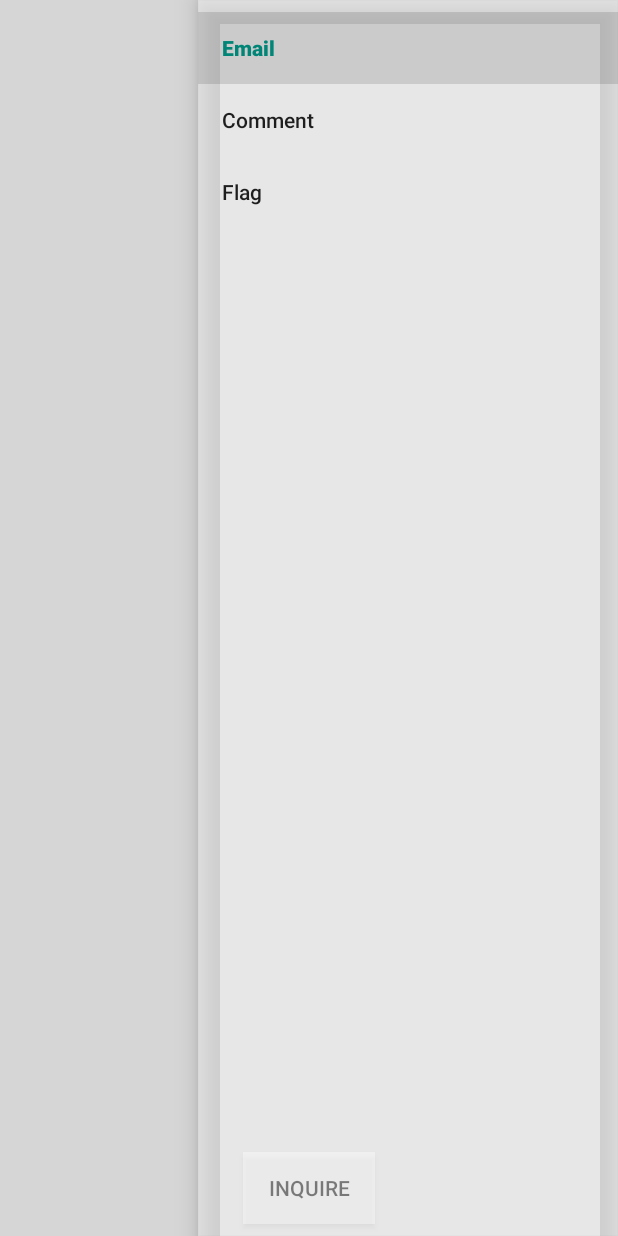
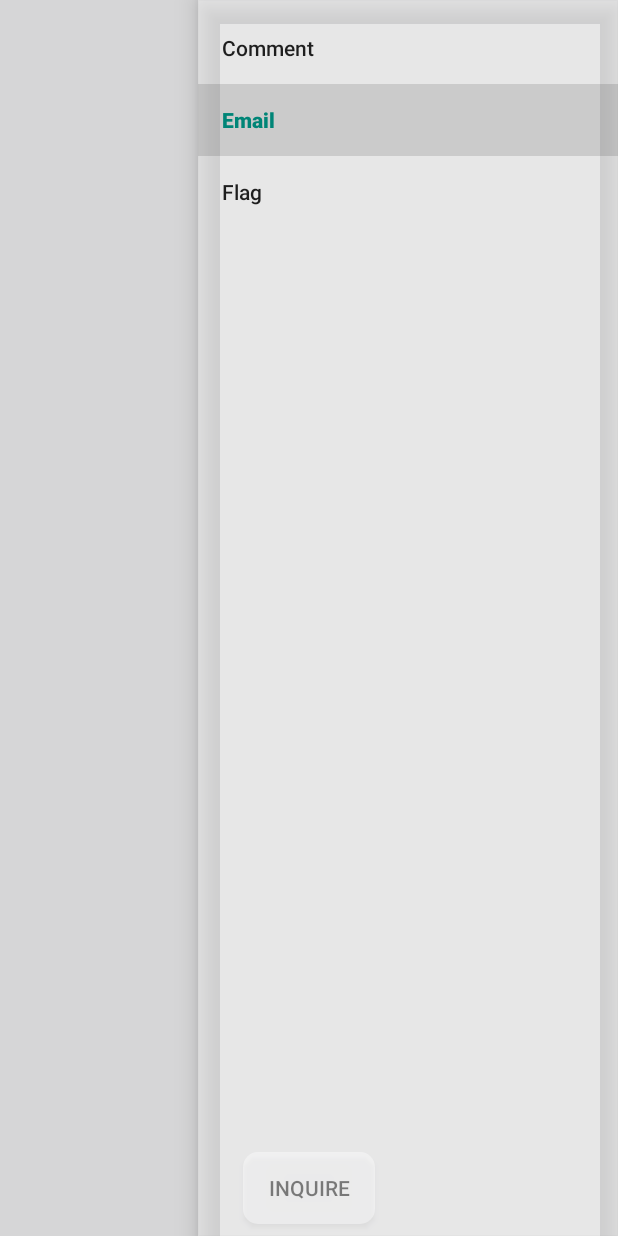
Before and after one commit to cribslist/cribslist_android, an Android app: the ItemDetail screen opened directly, with no data from a screen before it, after a tap on "Email", on a phone screen of 412 x 824 dp. Run offline under Robolectric (Android 15) with nearby library versions, the phone set to English and light mode, and no system bars; libraries missing offline, so code that uses them is left out: com.glide.slider, jp.wasabeef.blurry; plain views replace PagerIndicator, SliderLayout; pictures from the network do not load; 17 statements that could not run were skipped; 2 other taps on this screen came first.

Commit message:
add email, item deletion and user maker

```diff
--- a/app/src/main/java/com/codepath/cribslist/activities/AccountActivity.java
+++ b/app/src/main/java/com/codepath/cribslist/activities/AccountActivity.java
@@ -44,7 +44,7 @@ public class AccountActivity extends AppCompatActivity {
         GridLayoutManager layoutManager = new GridLayoutManager(this, numberOfColumns);
         mRecyclerView.setLayoutManager(layoutManager);
         items = new ArrayList<>();
-        mAdapter = new ItemAdapter(items);
+        mAdapter = new ItemAdapter(items, true);
         mRecyclerView.setAdapter(mAdapter);
 
         loadAccount();
--- a/app/src/main/java/com/codepath/cribslist/activities/Comments.java
+++ b/app/src/main/java/com/codepath/cribslist/activities/Comments.java
@@ -35,7 +35,7 @@ public class Comments extends AppCompatActivity implements CribslistClient.GetCo
         if(ab != null){
             ab.setDisplayShowHomeEnabled(true);
             ab.setDisplayHomeAsUpEnabled(true);
-            ab.setTitle("");
+            ab.setTitle(getIntent().getStringExtra("title"));
         }
 
         mRecyclerView = findViewById(R.id.comments);
--- a/app/src/main/java/com/codepath/cribslist/activities/ItemDetail.java
+++ b/app/src/main/java/com/codepath/cribslist/activities/ItemDetail.java
@@ -1,13 +1,16 @@
 package com.codepath.cribslist.activities;
 
+import android.content.ActivityNotFoundException;
 import android.content.Intent;
 import android.graphics.Bitmap;
 import android.graphics.Canvas;
 import android.graphics.Color;
 import android.graphics.drawable.Drawable;
+import android.net.Uri;
 import android.os.Build;
 import android.os.Bundle;
 import android.support.annotation.NonNull;
+import android.support.design.widget.NavigationView;
 import android.support.v4.view.GravityCompat;
 import android.support.v4.widget.DrawerLayout;
 import android.support.v7.app.ActionBar;
@@ -24,25 +27,21 @@ import android.widget.ImageView;
 import android.widget.TextView;
 import android.widget.Toast;
 
+import com.bumptech.glide.Glide;
 import com.bumptech.glide.request.RequestOptions;
 import com.codepath.cribslist.R;
-import com.codepath.cribslist.constants.API_ROUTE;
 import com.codepath.cribslist.models.Item;
+import com.codepath.cribslist.models.User;
+import com.codepath.cribslist.network.CribslistClient;
 import com.glide.slider.library.Animations.DescriptionAnimation;
 import com.glide.slider.library.SliderLayout;
 import com.glide.slider.library.SliderTypes.DefaultSliderView;
-import com.loopj.android.http.AsyncHttpClient;
-import com.loopj.android.http.JsonHttpResponseHandler;
-
-import org.json.JSONArray;
-import org.json.JSONObject;
 
 import java.util.ArrayList;
 
-import cz.msebera.android.httpclient.Header;
 import jp.wasabeef.blurry.Blurry;
 
-public class ItemDetail extends AppCompatActivity {
+public class ItemDetail extends AppCompatActivity implements CribslistClient.GetUser, CribslistClient.DeleteItem {
     private SliderLayout mSlider;
     ImageView bgImage;
     private DrawerLayout mDrawer;
@@ -50,6 +49,11 @@ public class ItemDetail extends AppCompatActivity {
     private ImageView blurry;
     private View base;
     private Item item;
+    private ImageView profpic;
+    private User user;
+    private Boolean isOwnListing;
+    private NavigationView navMenu;
+
     @Override
     protected void onCreate(Bundle savedInstanceState) {
         super.onCreate(savedInstanceState);
@@ -58,8 +62,10 @@ public class ItemDetail extends AppCompatActivity {
         blurry = findViewById(R.id.blurry);
         base = findViewById(R.id.base);
         Intent i = getIntent();
+        profpic = findViewById(R.id.prof);
         Toolbar toolbar = findViewById(R.id.toolbar);
         mDrawer = findViewById(R.id.drawer_layout);
+        navMenu = findViewById(R.id.nvView);
         mDrawer.addDrawerListener(new DrawerLayout.DrawerListener() {
             @Override
             public void onDrawerSlide(@NonNull View view, float v) {
@@ -82,14 +88,40 @@ public class ItemDetail extends AppCompatActivity {
             }
         });
         mDrawer.setScrimColor(getResources().getColor(android.R.color.transparent));
+
+        setSupportActionBar(toolbar);
+        initToolBar();
+
+        ChangeBounds bounds = new ChangeBounds();
+        bounds.setDuration(200);
+        bounds.setInterpolator(new AccelerateDecelerateInterpolator());
+        getWindow().setSharedElementEnterTransition(bounds);
+        item = i.getParcelableExtra("item");
+        isOwnListing = i.getBooleanExtra("isOwnListing", false);
+        if(isOwnListing){
+          initOwnListing();
+        } else {
+          initListing();
+        }
         inquire.setOnClickListener(new View.OnClickListener() {
             @Override
             public void onClick(View v) {
                 openDrawer();
             }
         });
+        mSlider = findViewById(R.id.slider);
+        setViewText(R.id.location_text, item.getLocation());
+        setViewText(R.id.title, item.getTitle());
+        setViewText(R.id.description, item.getDescription());
+        ArrayList<String> urls = item.getPhotoURLs();
+        initSlider(urls);
+        bgImage = findViewById(R.id.bgImg);
+        Bitmap bg = getBgBitmap(getResources().getDrawable(R.drawable.bg));
+        Blurry.with(ItemDetail.this).radius(50).animate(1000).from(bg).into(bgImage);
 
-        setSupportActionBar(toolbar);
+    }
+
+    private void initToolBar(){
         ActionBar ab = getSupportActionBar();
         if(ab != null){
             ab.setDisplayShowHomeEnabled(true);
@@ -106,24 +138,19 @@ public class ItemDetail extends AppCompatActivity {
             getWindow().setEnterTransition(fade);
             getWindow().setExitTransition(fade);
         }
-        ChangeBounds bounds = new ChangeBounds();
-        bounds.setDuration(200);
-        bounds.setInterpolator(new AccelerateDecelerateInterpolator());
-        getWindow().setSharedElementEnterTransition(bounds);
-        item = i.getParcelableExtra("item");
-        long uid = item.getUid();
-        loadItemDetail(uid);
-        mSlider = findViewById(R.id.slider);
-//        mSlider.setTransitionName(String.valueOf(uid));
-        setViewText(R.id.location_text, item.getLocation());
-        setViewText(R.id.title, item.getTitle());
-        setViewText(R.id.description, item.getDescription());
-        ArrayList<String> urls = item.getPhotoURLs();
-        initSlider(urls);
-        bgImage = findViewById(R.id.bgImg);
-        Bitmap bg = getBgBitmap(getResources().getDrawable(R.drawable.bg));
-        Blurry.with(ItemDetail.this).radius(50).animate(1000).from(bg).into(bgImage);
     }
+
+    private void initOwnListing(){
+        inquire.setText(R.string.options);
+        navMenu.getMenu().clear();
+        navMenu.inflateMenu(R.menu.own_detail_menu);
+    }
+
+    private void initListing(){
+        loadItemAuthorDetail();
+    }
+
+
 
     private void openDrawer(){
         blurry.setVisibility(View.VISIBLE);
@@ -187,36 +214,59 @@ public class ItemDetail extends AppCompatActivity {
         return mutableBitmap;
     }
 
-    public void loadItemDetail(long id){
-        AsyncHttpClient client = new AsyncHttpClient();
+    public void loadItemAuthorDetail(){
+        CribslistClient.getUserForId(item.getSellerID(), this);
+    }
+    @Override
+    public void handleGetUser(User user){
+        this.user = user;
+        String url = user.getUserPhotoURL();
+        if(url != null){
+            Glide.with(ItemDetail.this).load(url).apply(RequestOptions.circleCropTransform()).into(profpic);
+        }
 
-        client.get(String.format(API_ROUTE.ITEM, id), new JsonHttpResponseHandler() {
-            @Override
-            public void onSuccess(int statusCode, Header[] headers, JSONArray response) {
-                super.onSuccess(statusCode, headers, response);
-
-            }
-
-            @Override
-            public void onFailure(int statusCode, Header[] headers, Throwable throwable, JSONObject errorResponse) {
-                super.onFailure(statusCode, headers, throwable, errorResponse);
-                Toast.makeText(getApplicationContext(), getResources().getText(R.string.api_error), Toast.LENGTH_LONG).show();
-            }
-        });
     }
-
 
     public void showComments(MenuItem menuItem) {
         Intent intent = new Intent(ItemDetail.this, Comments.class);
-        intent.putExtra("thread_id", String.valueOf(item.getUid()));
+        intent.putExtra("thread_id", String.valueOf(item.getId()));
+        intent.putExtra("title", String.valueOf(item.getTitle()));
         startActivity(intent);
     }
 
-    public void writeEmail(MenuItem item) {
+    public void writeEmail(MenuItem menuItem) {
+        String listingOwnerEmail = user.getEmail();
+        if(listingOwnerEmail == null){
+            listingOwnerEmail = "cribslist_anonymous5435@gmail.com";
+        }
+        String title = item.getTitle();
+        String mailto = "mailto:" + listingOwnerEmail +
+                "?subject=" + Uri.encode("Re:"+ title) +
+                "&body=" + Uri.encode("Hello " + user.getName() + ",\n" +
+                "I am interested in your listing \""+ title + "\" and would like to see it...");
+
+        Intent emailIntent = new Intent(Intent.ACTION_SENDTO);
+        emailIntent.setData(Uri.parse(mailto));
+
+        try {
+            startActivity(emailIntent);
+        } catch (ActivityNotFoundException e) {
+            Toast.makeText(ItemDetail.this, "Oops! No email app found", Toast.LENGTH_LONG).show();
+        }
     }
 
     public void flagItem(MenuItem item) {
         mDrawer.closeDrawers();
         Toast.makeText(ItemDetail.this, "Content Flagged and sent for review", Toast.LENGTH_LONG).show();
     }
+
+    public void deleteListing(MenuItem menuItem) {
+        CribslistClient.deleteItem(item.getId(), this);
+    }
+
+    public void handleDeleteItem(){
+        Toast.makeText(ItemDetail.this, "Deteled listing", Toast.LENGTH_LONG).show();
+        onBackPressed();
+    }
+
 }
--- /dev/null
+++ b/app/src/main/java/com/codepath/cribslist/models/Gender.java
@@ -0,0 +1,6 @@
+package com.codepath.cribslist.models;
+
+public enum Gender {
+    MALE,
+    FEMALE
+}
--- a/app/src/main/res/layout/activity_comments.xml
+++ b/app/src/main/res/layout/activity_comments.xml
@@ -37,6 +37,7 @@
         android:layout_height="48dp"
         android:layout_marginStart="8dp"
         android:singleLine="true"
+        android:hint="@string/add_comment"
         android:layout_marginBottom="8dp"
         app:layout_constraintBottom_toBottomOf="parent"
         app:layout_constraintEnd_toStartOf="@+id/button2"
--- a/app/src/main/res/layout/activity_item_detail.xml
+++ b/app/src/main/res/layout/activity_item_detail.xml
@@ -66,10 +66,8 @@
             android:id="@+id/prof"
             android:layout_width="50dp"
             android:layout_height="50dp"
-            android:layout_marginStart="8dp"
-            android:layout_marginTop="8dp"
-            android:layout_marginEnd="8dp"
-            android:layout_marginBottom="8dp"
+            android:layout_marginStart="45dp"
+            android:layout_marginEnd="20dp"
             android:contentDescription="@string/prof_pic"
             android:src="@drawable/ic_person_grey_24dp"
             app:layout_constraintBottom_toTopOf="@+id/description"
@@ -81,7 +79,7 @@
             android:id="@+id/title"
             android:layout_width="wrap_content"
             android:layout_height="wrap_content"
-            android:layout_marginStart="8dp"
+            android:layout_marginStart="16dp"
             android:layout_marginTop="16dp"
             android:layout_marginBottom="16dp"
             android:textSize="18sp"
@@ -96,6 +94,8 @@
             android:layout_width="wrap_content"
             android:layout_height="wrap_content"
             android:layout_marginTop="8dp"
+            android:layout_marginStart="24dp"
+            android:paddingStart="10dp"
             android:contentDescription="@string/location_icon"
             android:src="@drawable/ic_location"
             app:layout_constraintEnd_toStartOf="@+id/location_text"
@@ -133,7 +133,7 @@
             android:layout_marginBottom="8dp"
             android:padding="2dp"
             android:text="@string/inquire"
-            android:background="@color/titleBG"
+            android:background="@drawable/tile_background"
             app:layout_constraintBottom_toBottomOf="parent"
             app:layout_constraintEnd_toEndOf="parent"
             app:layout_constraintStart_toStartOf="parent" />
--- a/app/src/main/res/layout/item_view.xml
+++ b/app/src/main/res/layout/item_view.xml
@@ -20,6 +20,7 @@
         app:layout_constraintStart_toStartOf="parent"
         app:layout_constraintTop_toTopOf="parent"
         android:layout_margin="10dp"
+        android:elevation="4dp"
         />
 
     <TextView
--- a/app/src/main/res/menu/detail_menu.xml
+++ b/app/src/main/res/menu/detail_menu.xml
@@ -2,14 +2,14 @@
 <menu xmlns:android="http://schemas.android.com/apk/res/android">
         <group android:checkableBehavior="single">
             <item
+                android:id="@+id/nav_second_fragment"
+                android:title="@string/comment"
+                android:onClick="showComments"
+                />
+            <item
                 android:id="@+id/nav_first_fragment"
                 android:title="@string/email"
                 android:onClick="writeEmail"
-                />
-            <item
-                android:id="@+id/nav_second_fragment"
-                android:title="@string/comment"
-                android:onClick="showComments"
                 />
             <item
                 android:id="@+id/nav_third_fragment"
--- /dev/null
+++ b/app/src/main/res/menu/own_detail_menu.xml
@@ -0,0 +1,15 @@
+<?xml version="1.0" encoding="utf-8"?>
+<menu xmlns:android="http://schemas.android.com/apk/res/android">
+    <group android:checkableBehavior="single">
+        <item
+            android:id="@+id/nav_second_fragment"
+            android:title="@string/comment"
+            android:onClick="showComments"
+            />
+        <item
+            android:id="@+id/nav_first_fragment"
+            android:title="@string/delete"
+            android:onClick="deleteListing"
+            />
+    </group>
+</menu>
--- a/app/src/main/res/values/strings.xml
+++ b/app/src/main/res/values/strings.xml
@@ -44,4 +44,7 @@
     <string name="email">Email</string>
     <string name="comment">Comment</string>
     <string name="flag">Flag</string>
+    <string name="add_comment">add comment...</string>
+    <string name="options">Options</string>
+    <string name="delete">Delete</string>
 </resources>
```
Also changed, not shown: app/src/main/java/com/codepath/cribslist/activities/LoginActivity.java (+6 -1 lines), app/src/main/java/com/codepath/cribslist/adapters/ItemAdapter.java (+6 -3 lines), app/src/main/java/com/codepath/cribslist/fragments/Listings.java (+6 -4 lines), app/src/main/java/com/codepath/cribslist/models/Item.java (+6 -6 lines), app/src/main/java/com/codepath/cribslist/models/User.java (+36 -1 lines), app/src/main/java/com/codepath/cribslist/models/UserGenerator.java (added, +168 -0 lines), app/src/main/java/com/codepath/cribslist/network/CribslistClient.java (+149 -0 lines).
